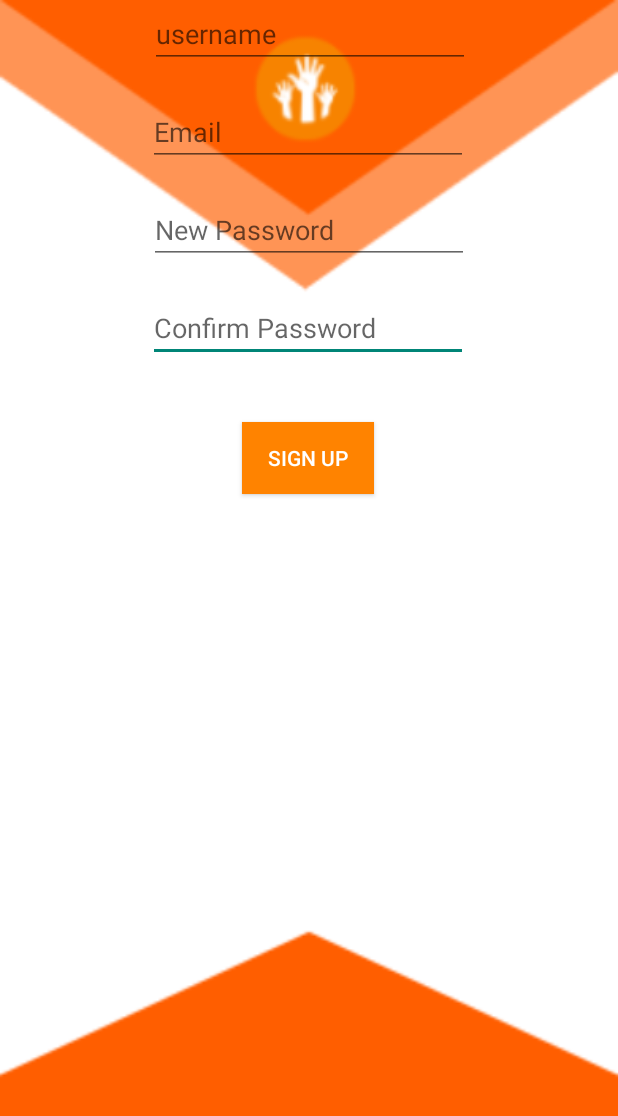
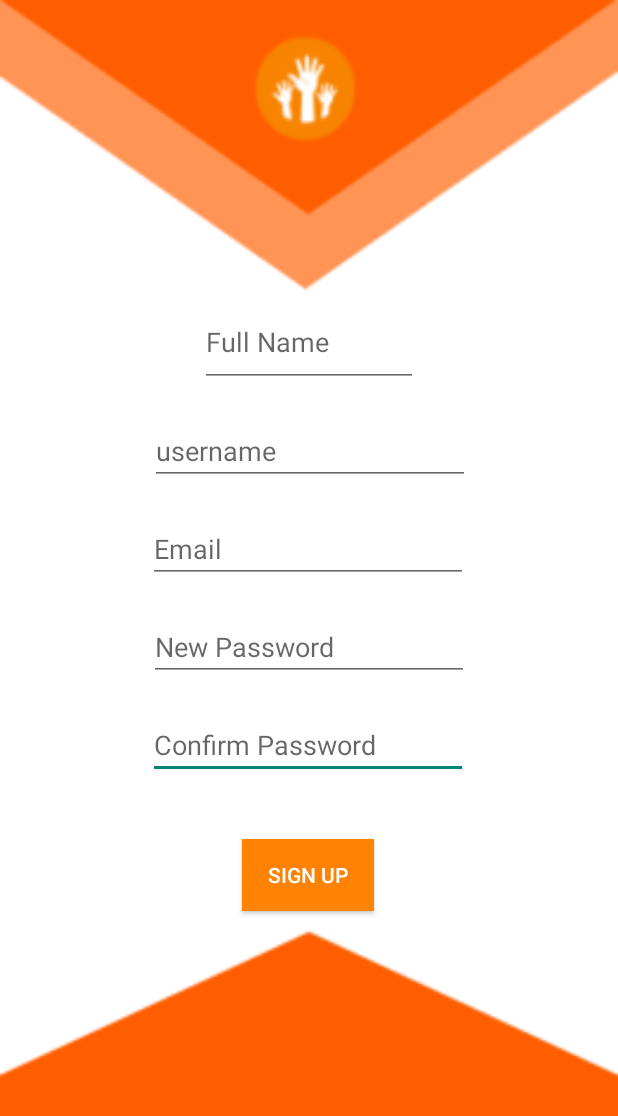
Before and after one commit to belainehi/android-app, an Android app: the layout activity_register.xml on its own in the app's theme, with its tools: preview values and no code run, on a phone screen of 412 x 824 dp. Shown: the top 1116 px of the screen. Run offline under Robolectric (Android 15) with nearby library versions, the phone set to English and light mode, and no system bars.

Commit message:
Touch up on the activity_register.xml

```diff
--- a/app/src/main/res/layout/activity_register.xml
+++ b/app/src/main/res/layout/activity_register.xml
@@ -75,6 +75,7 @@
         android:layout_width="wrap_content"
         android:layout_height="wrap_content"
         android:layout_marginStart="50dp"
+        android:layout_marginTop="20dp"
         android:layout_marginEnd="50dp"
         android:ems="10"
         android:hint="username"
@@ -82,16 +83,17 @@
         app:layout_constraintEnd_toEndOf="parent"
         app:layout_constraintHorizontal_bias="0.504"
         app:layout_constraintStart_toStartOf="parent"
-        tools:layout_editor_absoluteY="195dp"
+        app:layout_constraintTop_toBottomOf="@+id/fullname"
         tools:ignore="MissingConstraints" />
 
     <EditText
         android:id="@+id/fullname"
-        android:layout_width="wrap_content"
-        android:layout_height="wrap_content"
+        android:layout_width="145dp"
+        android:layout_height="60dp"
         android:layout_marginStart="50dp"
+        android:layout_marginTop="198dp"
         android:layout_marginEnd="50dp"
-        android:layout_marginBottom="21dp"
+        android:layout_marginBottom="20dp"
         android:hint="Full Name"
         app:layout_constraintBottom_toTopOf="@+id/username"
         app:layout_constraintEnd_toEndOf="parent"
--- a/app/src/main/res/values/colors.xml
+++ b/app/src/main/res/values/colors.xml
@@ -1,13 +1,12 @@
 <?xml version="1.0" encoding="utf-8"?>
 <resources>
-    <color name="colorPrimary">#6200EE</color>
-    <color name="colorPrimaryDark">#3700B3</color>
+    <color name="colorPrimary">#F7FF6130</color>
+    <color name="colorPrimaryDark">#E33600</color>
     <color name="colorAccent">#03DAC5</color>
     <color name="black">#000000</color>
     <color name="white">#FFFFFF</color>
     <color name="colorWhite">#FFFFFF</color>
     <color name="dark">#FF222222</color>
     <color name="mainColor">#90AADDAD</color>
-    <color name="colorWhite">#FFFFFF</color>
     <color name="civ_border_color">#F61717</color>
 </resources>
```
Also changed, not shown: app/build.gradle (+4 -4 lines), app/src/main/java/com/Team/volunteer_info/RegisterActivity.java (+63 -5 lines).
